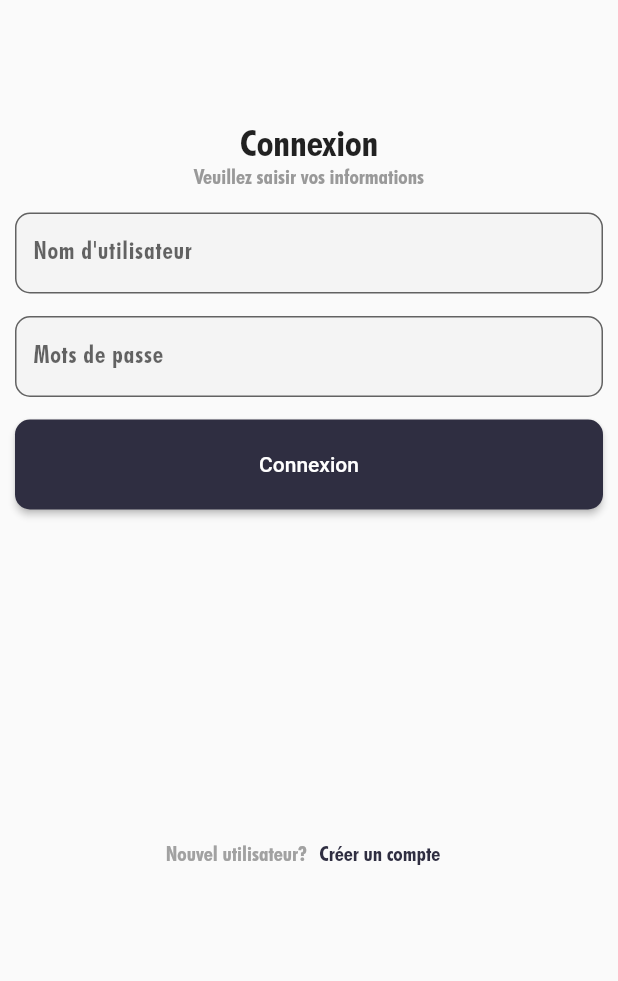
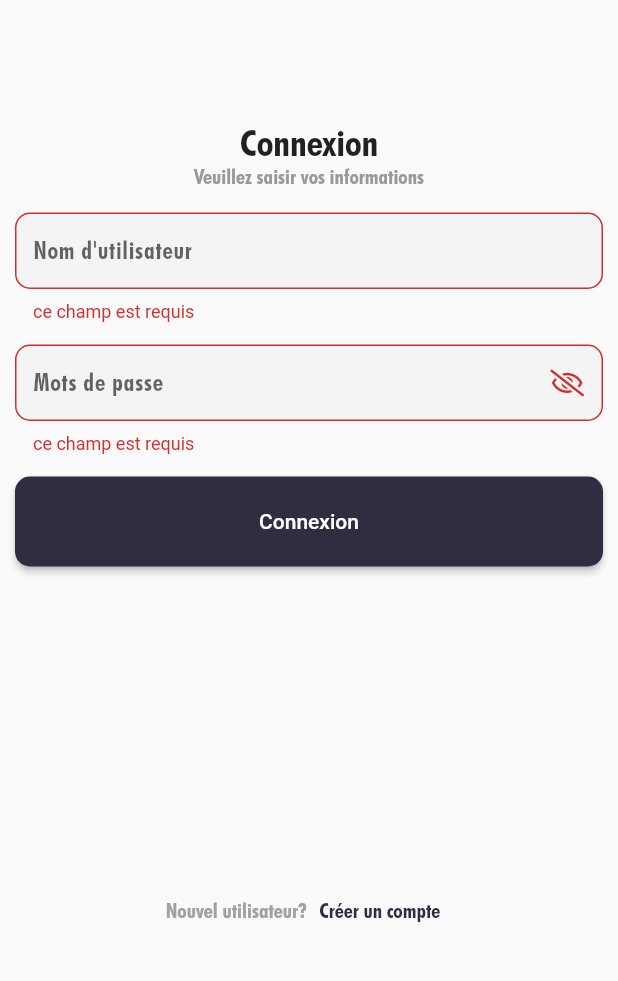
Before and after one commit to imdadAdelabou/Sneak-er, a Flutter app: the SignInView screen opened by its route, after a tap on "Connexion", on a phone screen of 412 x 824 dp, the part 122-1103 px from its top. Run offline on Flutter 3.47's test engine with Material 2 defaults, Android fonts, the phone set to English and light mode, and no system bars; our stand-ins replace flutter_svg, font_awesome_flutter, form_field_validator, get_it.

Commit message:
check if user add a valid input

```diff
--- a/sneaker/lib/components/custom_textformfield.dart
+++ b/sneaker/lib/components/custom_textformfield.dart
@@ -1,19 +1,52 @@
 import 'package:flutter/material.dart';
+import 'package:flutter/services.dart';
+import 'package:font_awesome_flutter/font_awesome_flutter.dart';
+import 'package:form_field_validator/form_field_validator.dart';
+import 'package:sneaker/utils/constant.dart';
 
-class CustomTextFormField extends StatelessWidget {
+class CustomTextFormField extends StatefulWidget {
   final String hintText;
-  const CustomTextFormField({Key? key, required this.hintText})
+  final TypeInput typeInput;
+  final List<TextInputFormatter>? listInputsFormater;
+  final List<FieldValidator<dynamic>> listsValidator;
+  const CustomTextFormField(
+      {Key? key,
+      required this.hintText,
+      this.typeInput = TypeInput.text,
+      this.listInputsFormater,
+      required this.listsValidator})
       : super(key: key);
+
+  @override
+  State<CustomTextFormField> createState() => _CustomTextFormFieldState();
+}
+
+class _CustomTextFormFieldState extends State<CustomTextFormField> {
+  bool hidden = true;
+  Widget showIcon() {
+    return GestureDetector(
+      onTap: () {
+        setState(() {
+          hidden = !hidden;
+        });
+      },
+      child: Icon(
+        hidden ? FontAwesomeIcons.eyeSlash : FontAwesomeIcons.eye,
+      ),
+    );
+  }
 
   @override
   Widget build(BuildContext context) {
     return SizedBox(
-      height: 54,
+      // height: 54,
       child: TextFormField(
+        validator: MultiValidator(widget.listsValidator),
+        inputFormatters: widget.listInputsFormater,
         decoration: InputDecoration(
           filled: true,
           fillColor: const Color(0xffF4F4F4),
-          hintText: hintText,
+          hintText: widget.hintText,
           border: OutlineInputBorder(
             borderRadius: BorderRadius.circular(10),
           ),
@@ -21,7 +54,10 @@ class CustomTextFormField extends StatelessWidget {
             fontFamily: 'Futura',
             letterSpacing: 0.5,
           ),
+          suffixIcon: widget.typeInput == TypeInput.mdp ? showIcon() : null,
+          isDense: true,
         ),
+        obscureText: widget.typeInput == TypeInput.mdp ? hidden : false,
       ),
     );
   }
--- a/sneaker/lib/utils/constant.dart
+++ b/sneaker/lib/utils/constant.dart
@@ -1 +1,5 @@
 enum ViewState { idle, busy, retrieved, error }
+
+enum TypeInput { text, mdp }
+
+const String fontFamily = "Futura";
--- a/sneaker/lib/views/auth/sign_in.view.dart
+++ b/sneaker/lib/views/auth/sign_in.view.dart
@@ -1,7 +1,9 @@
 import 'package:flutter/material.dart';
+import 'package:form_field_validator/form_field_validator.dart';
 import 'package:sneaker/components/auth_button.dart';
 import 'package:sneaker/components/custom_textformfield.dart';
 import 'package:sneaker/components/logo.dart';
+import 'package:sneaker/utils/constant.dart';
 import 'package:sneaker/viewModels/sign_in.viewmodel.dart';
 import 'package:sneaker/views/base.view.dart';
 
@@ -14,6 +16,7 @@ class SignInView extends StatefulWidget {
 }
 
 class _SignInViewState extends State<SignInView> {
+  final globalKey = GlobalKey<FormState>();
   @override
   Widget build(BuildContext context) {
     return BaseView<SignInViewModel>(
@@ -22,6 +25,8 @@ class _SignInViewState extends State<SignInView> {
           body: Padding(
             padding: const EdgeInsets.symmetric(horizontal: 10.0),
             child: SingleChildScrollView(
+              child: Form(
+                key: globalKey,
                 child: Column(
                   children: [
                     const SizedBox(height: 40),
@@ -32,7 +37,7 @@ class _SignInViewState extends State<SignInView> {
                     const Text(
                       "Connexion",
                       style: TextStyle(
-                      fontFamily: 'Futura',
+                        fontFamily: fontFamily,
                         fontSize: 25,
                       ),
                     ),
@@ -40,20 +45,31 @@ class _SignInViewState extends State<SignInView> {
                       "Veuillez saisir vos informations",
                       style: TextStyle(
                         color: Color(0xff999999),
-                      fontFamily: 'Futura',
+                        fontFamily: fontFamily,
                       ),
                     ),
                     const SizedBox(height: 15),
-                  const CustomTextFormField(
+                    CustomTextFormField(
                       hintText: "Nom d'utilisateur",
+                      listsValidator: [
+                        RequiredValidator(errorText: "ce champ est requis")
+                      ],
                     ),
                     const SizedBox(height: 15),
-                  const CustomTextFormField(hintText: "Mots de passe"),
+                    CustomTextFormField(
+                      hintText: "Mots de passe",
+                      typeInput: TypeInput.mdp,
+                      listsValidator: [
+                        RequiredValidator(errorText: "ce champ est requis")
+                      ],
+                    ),
                     const SizedBox(height: 15),
                     AuthButton(
                       content: const Text("Connexion"),
                       action: () {
+                        if (globalKey.currentState!.validate()) {
                           model.logIn();
+                        }
                       },
                     ),
                     SizedBox(
@@ -66,14 +82,14 @@ class _SignInViewState extends State<SignInView> {
                           "Nouvel utilisateur?",
                           style: TextStyle(
                             color: Color(0xffA1A1A1),
-                          fontFamily: "Futura",
+                            fontFamily: fontFamily,
                           ),
                         ),
                         TextButton(
                           child: const Text(
                             "Créer un compte",
                             style: TextStyle(
-                            fontFamily: "Futura",
+                              fontFamily: fontFamily,
                               color: Color(
                                 0xff2F2E41,
                               ),
@@ -89,6 +105,7 @@ class _SignInViewState extends State<SignInView> {
             ),
           ),
         ),
+      ),
     );
   }
 }
--- a/sneaker/pubspec.yaml
+++ b/sneaker/pubspec.yaml
@@ -37,6 +37,8 @@ dependencies:
   provider:
   get_it:
   flutter_svg: ^1.0.0
+  font_awesome_flutter: ^9.2.0
+  form_field_validator: ^1.1.0
 dev_dependencies:
   flutter_test:
     sdk: flutter
```
Also changed, not shown: sneaker/pubspec.lock. Lines whose indentation alone changed are shown as unchanged.
